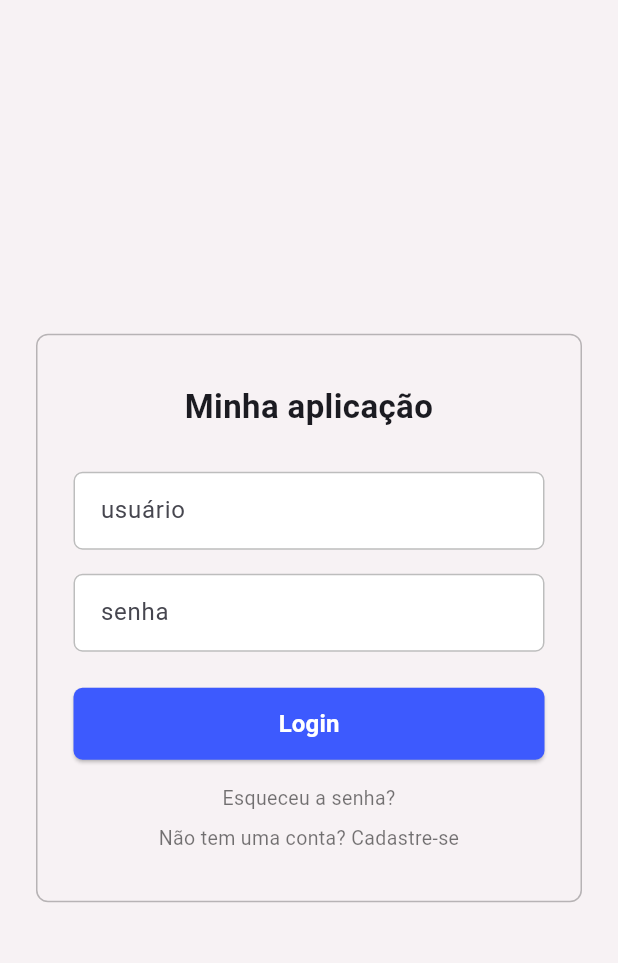
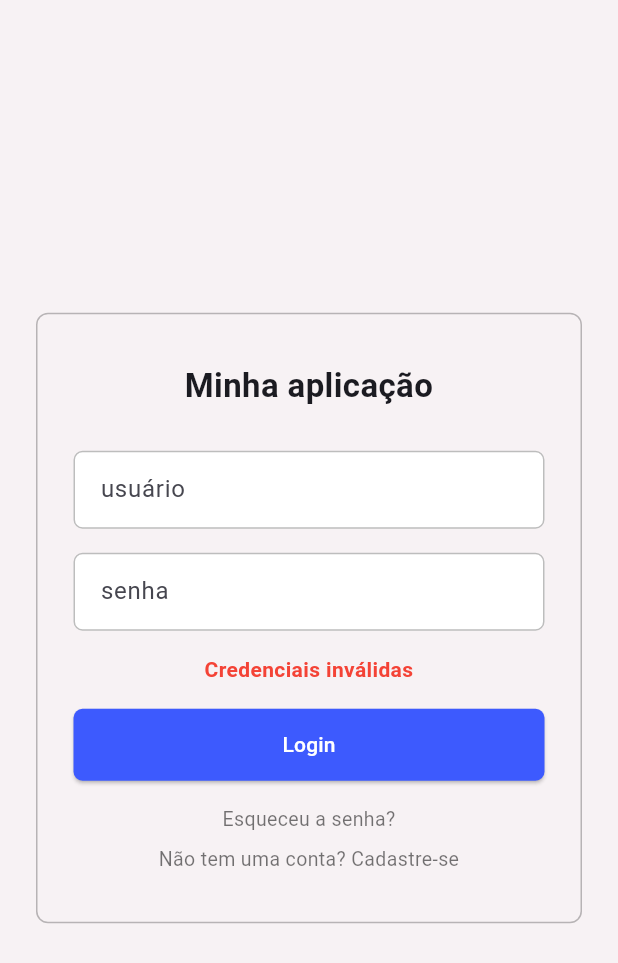
Before and after one commit to malubritoc/ecommerce-flutter, a Flutter app: the screen it shows after launch, after a tap on "Login", on a phone screen of 412 x 824 dp. Shown: the top 963 px of the screen. Run offline on Flutter 3.47's test engine with Material 3 defaults, Android fonts, the light colour scheme and no system bars.

Commit message:
feat: implementa validação de login e tela de produtos (Etapa 2)

```diff
--- a/lib/screens/login_screen.dart
+++ b/lib/screens/login_screen.dart
@@ -1,4 +1,6 @@
 import 'package:flutter/material.dart';
+
+import 'product_screen.dart';
 
 /// Tela de login da aplicação.
 class LoginScreen extends StatelessWidget {
@@ -33,26 +35,68 @@ class LoginScreen extends StatelessWidget {
   }
 }
 
-class _LoginForm extends StatelessWidget {
+class _LoginForm extends StatefulWidget {
   const _LoginForm();
 
   @override
+  State<_LoginForm> createState() => _LoginFormState();
+}
+
+class _LoginFormState extends State<_LoginForm> {
+  // Controladores para pegar o texto digitado
+  final TextEditingController _userController = TextEditingController();
+  final TextEditingController _passwordController = TextEditingController();
+
+  // Variável para controlar a mensagem de erro
+  String? _errorMessage;
+
+  void _fazerLogin() {
+    // Validando dados (Atividade 1)
+    if (_userController.text == 'admin' && _passwordController.text == '12345') {
+      setState(() {
+        _errorMessage = null; // Limpa o erro
+      });
+      // Navegar para a tela de produtos (Atividade 2)
+      Navigator.push(
+        context,
+        MaterialPageRoute(builder: (context) => const ProductsScreen()),
+      );
+    } else {
+      setState(() {
+        _errorMessage = 'Credenciais inválidas';
+      });
+    }
+  }
+
+  @override
   Widget build(BuildContext context) {
-    return const Column(
+    return Column(
       mainAxisSize: MainAxisSize.min,
       crossAxisAlignment: CrossAxisAlignment.stretch,
       children: [
-        _Title(),
-        SizedBox(height: 28),
-        _UsernameField(),
-        SizedBox(height: 16),
-        _PasswordField(),
-        SizedBox(height: 24),
-        _LoginButton(),
-        SizedBox(height: 16),
-        _ForgotPasswordLink(),
-        SizedBox(height: 8),
-        _SignUpLink(),
+        const _Title(),
+        const SizedBox(height: 28),
+        // Passar os controladores para os campos de texto
+        _UsernameField(controller: _userController),
+        const SizedBox(height: 16),
+        _PasswordField(controller: _passwordController),
+        const SizedBox(height: 16),
+
+        // Exibir erro condicionalmente
+        if (_errorMessage != null)
+          Text(
+            _errorMessage!,
+            style: const TextStyle(color: Colors.red, fontWeight: FontWeight.bold),
+            textAlign: TextAlign.center,
+          ),
+
+        const SizedBox(height: 16),
+        // Passar a função para o botão
+        _LoginButton(onPressed: _fazerLogin),
+        const SizedBox(height: 16),
+        const _ForgotPasswordLink(),
+        const SizedBox(height: 8),
+        const _SignUpLink(),
       ],
     );
   }
@@ -75,11 +119,13 @@ class _Title extends StatelessWidget {
 }
 
 class _UsernameField extends StatelessWidget {
-  const _UsernameField();
+  final TextEditingController controller;
+  const _UsernameField({required this.controller});
 
   @override
   Widget build(BuildContext context) {
     return TextField(
+      controller: controller,
       decoration: InputDecoration(
         hintText: 'usuário',
         filled: true,
@@ -102,11 +148,13 @@ class _UsernameField extends StatelessWidget {
 }
 
 class _PasswordField extends StatelessWidget {
-  const _PasswordField();
+  final TextEditingController controller;
+  const _PasswordField({required this.controller});
 
   @override
   Widget build(BuildContext context) {
     return TextField(
+      controller: controller, // Vinculando o controller
       obscureText: true,
       decoration: InputDecoration(
         hintText: 'senha',
@@ -130,25 +178,23 @@ class _PasswordField extends StatelessWidget {
 }
 
 class _LoginButton extends StatelessWidget {
-  const _LoginButton();
+  final VoidCallback onPressed;
+  const _LoginButton({required this.onPressed});
 
   @override
   Widget build(BuildContext context) {
     return SizedBox(
       height: 48,
       child: ElevatedButton(
-        onPressed: () {},
+        onPressed: onPressed,
         style: ElevatedButton.styleFrom(
           backgroundColor: const Color(0xFF3D5AFE),
           foregroundColor: Colors.white,
           shape: RoundedRectangleBorder(
             borderRadius: BorderRadius.circular(6),
-          ),
+          )
         ),
-        child: const Text(
-          'Login',
-          style: TextStyle(fontSize: 16, fontWeight: FontWeight.w600),
-        ),
+        child: const Text('Login'),
       ),
     );
   }
```
Also changed, not shown: lib/screens/product_screen.dart (added, +111 -0 lines).
